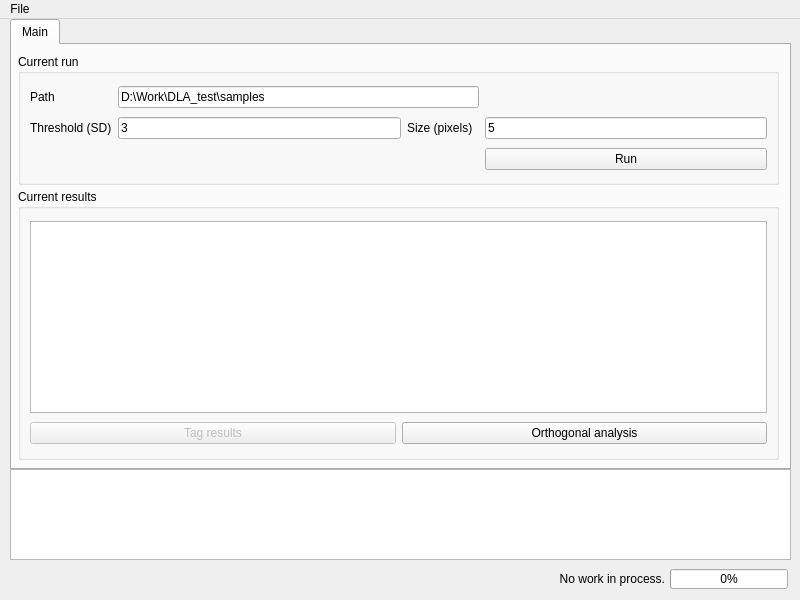
Qt form UI_form/DiffractionLimitedAnalysis.ui (zengjiexia/ACT) before a commit.
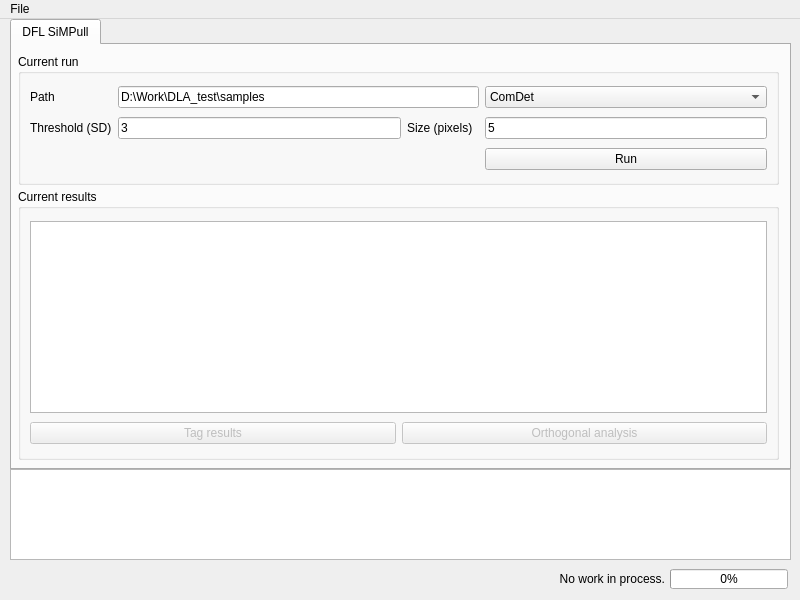
The same form after that commit. Custom widgets are drawn as their Qt base class.

```diff
--- a/UI_form/DiffractionLimitedAnalysis.ui
+++ b/UI_form/DiffractionLimitedAnalysis.ui
@@ -58,7 +58,7 @@
     </property>
     <widget class="QWidget" name="mainTab">
      <attribute name="title">
-      <string>Main</string>
+      <string>DFL SiMPull</string>
      </attribute>
      <widget class="QGroupBox" name="main_runBox">
       <property name="geometry">
@@ -140,6 +140,20 @@
          </property>
         </widget>
        </item>
+       <item row="0" column="4">
+        <widget class="QComboBox" name="main_methodSelector">
+         <item>
+          <property name="text">
+           <string>ComDet</string>
+          </property>
+         </item>
+         <item>
+          <property name="text">
+           <string>Trevor</string>
+          </property>
+         </item>
+        </widget>
+       </item>
       </layout>
      </widget>
      <widget class="QGroupBox" name="main_resultBox">
@@ -174,7 +188,7 @@
        <item row="2" column="1">
         <widget class="QPushButton" name="main_oaButton">
          <property name="enabled">
-          <bool>true</bool>
+          <bool>false</bool>
          </property>
          <property name="text">
           <string>Orthogonal analysis</string>
```
